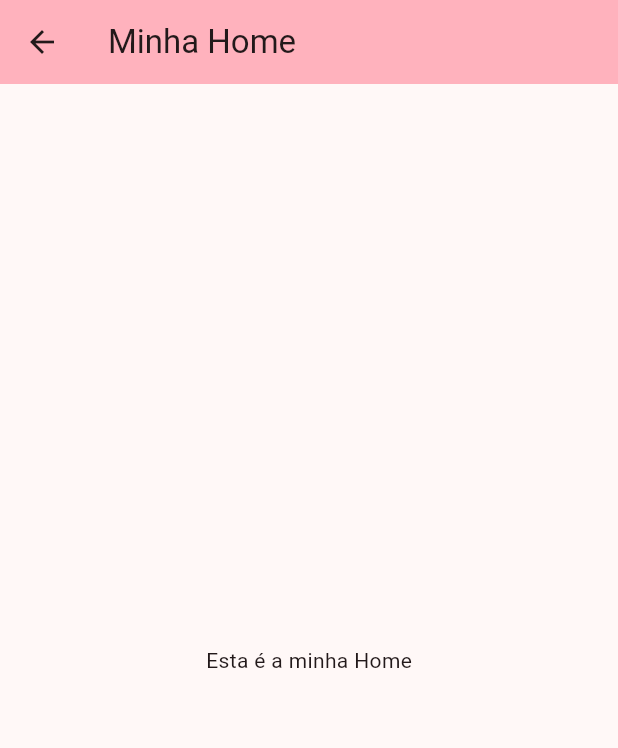
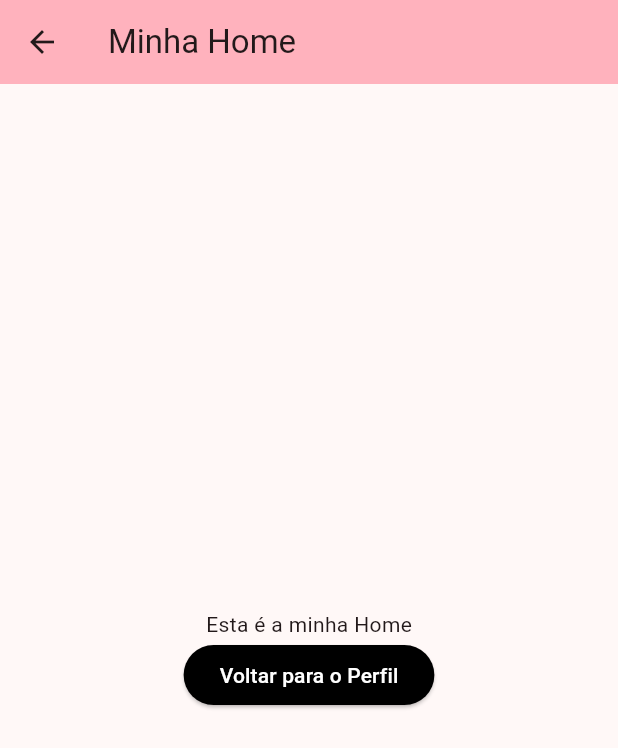
Before and after one commit to lcsvaa/aprendendo-mobile-senac, a Flutter app: the HomePage screen opened directly, on a phone screen of 412 x 824 dp. Shown: the top 748 px of the screen. Run offline on Flutter 3.47's test engine with Material 3 defaults, Android fonts, the phone set to English and light mode, and no system bars; network calls fail.

Commit message:
atualização aula 06 de agosto

```diff
--- a/lib/app.dart
+++ b/lib/app.dart
@@ -8,12 +8,18 @@ class MyApp extends StatelessWidget {
   @override
   Widget build(BuildContext context) {
     return MaterialApp(
+      initialRoute: "/perfil",
+      routes: {
+        "/": (context) => HomePage(),
+        "/perfil": (context) => ProfilePage(),
+      },
+
       debugShowCheckedModeBanner: true,
       title: 'Flutter Demo',
       theme: ThemeData(
         colorScheme: ColorScheme.fromSeed(seedColor: const Color.fromARGB(255, 77, 0, 25)),
       ),
-      home: const ProfilePage(),
+      // home: const ProfilePage(),
     );
   }
 }
--- a/lib/pages/home_page.dart
+++ b/lib/pages/home_page.dart
@@ -30,7 +30,19 @@ class _HomePageState extends State<HomePage> {
           mainAxisAlignment: MainAxisAlignment.center,
           children: <Widget>[
             const Text('Esta é a minha Home'),
+            ElevatedButton(
+                      style: ButtonStyle(
+                      backgroundColor: WidgetStatePropertyAll(Colors.black),
+                      foregroundColor: WidgetStatePropertyAll(Colors.white)),
+                      onPressed: () {
+                        print("Cliquei");
+                        Navigator.pushNamed(context, "/perfil");
+                      },
+                      child: Text("Voltar para o Perfil"),
+                      ),
+
           ],
+
         ),
       ),
     );
```
Also changed, not shown: lib/pages/profile_page.dart (+10 -0 lines).
